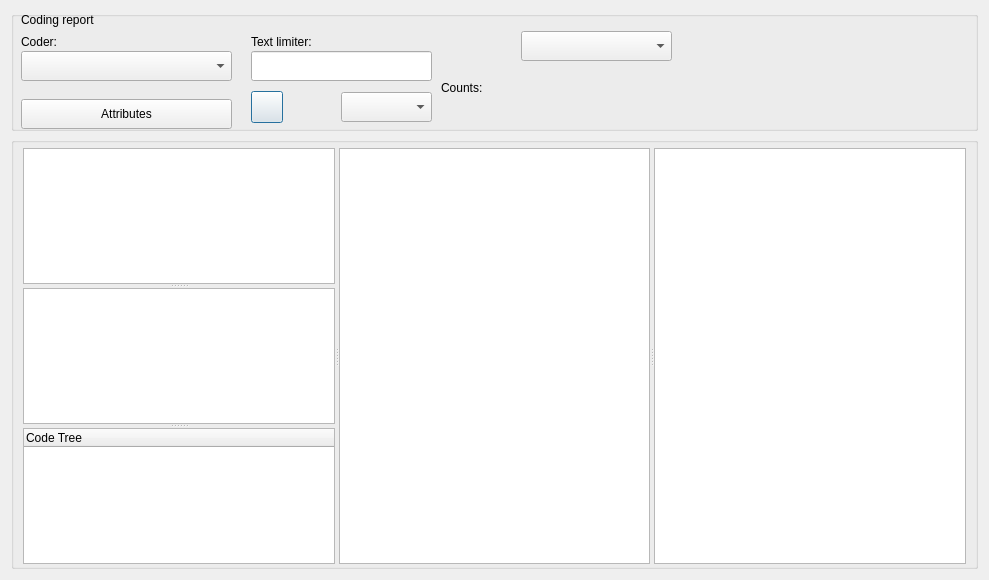
ccbogel/QualCoder, file GUI_UIs/ui_dialog_report_codings.ui: the form before one commit.
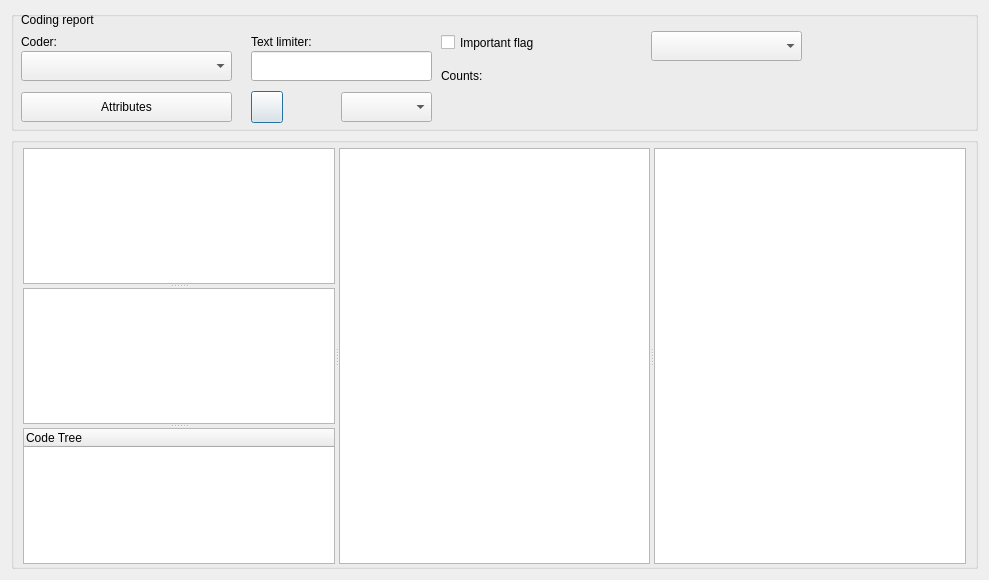
The form after the commit.

Patch:
```diff
--- a/GUI_UIs/ui_dialog_report_codings.ui
+++ b/GUI_UIs/ui_dialog_report_codings.ui
@@ -55,7 +55,7 @@
        <rect>
         <x>240</x>
         <y>20</y>
-        <width>211</width>
+        <width>171</width>
         <height>21</height>
        </rect>
       </property>
@@ -109,7 +109,7 @@
       <property name="geometry">
        <rect>
         <x>10</x>
-        <y>88</y>
+        <y>81</y>
         <width>211</width>
         <height>30</height>
        </rect>
@@ -173,21 +173,21 @@
       <property name="geometry">
        <rect>
         <x>430</x>
-        <y>70</y>
-        <width>451</width>
-        <height>45</height>
+        <y>58</y>
+        <width>521</width>
+        <height>30</height>
        </rect>
       </property>
       <property name="minimumSize">
        <size>
         <width>0</width>
-        <height>45</height>
+        <height>30</height>
        </size>
       </property>
       <property name="maximumSize">
        <size>
         <width>16777215</width>
-        <height>45</height>
+        <height>30</height>
        </size>
       </property>
       <property name="text">
@@ -216,10 +216,10 @@
      <widget class="QLabel" name="label_matrix">
       <property name="geometry">
        <rect>
-        <x>460</x>
+        <x>600</x>
         <y>20</y>
-        <width>36</width>
-        <height>36</height>
+        <width>32</width>
+        <height>32</height>
        </rect>
       </property>
       <property name="toolTip">
@@ -232,7 +232,7 @@
      <widget class="QComboBox" name="comboBox_matrix">
       <property name="geometry">
        <rect>
-        <x>510</x>
+        <x>640</x>
         <y>20</y>
         <width>151</width>
         <height>30</height>
@@ -242,6 +242,19 @@
        <string>&lt;html&gt;&lt;head/&gt;&lt;body&gt;&lt;p&gt;Case matrix options&lt;/p&gt;&lt;/body&gt;&lt;/html&gt;</string>
       </property>
      </widget>
+     <widget class="QCheckBox" name="checkBox_important">
+      <property name="geometry">
+       <rect>
+        <x>430</x>
+        <y>20</y>
+        <width>161</width>
+        <height>23</height>
+       </rect>
+      </property>
+      <property name="text">
+       <string>Important flag</string>
+      </property>
+     </widget>
     </widget>
    </item>
    <item>
```
